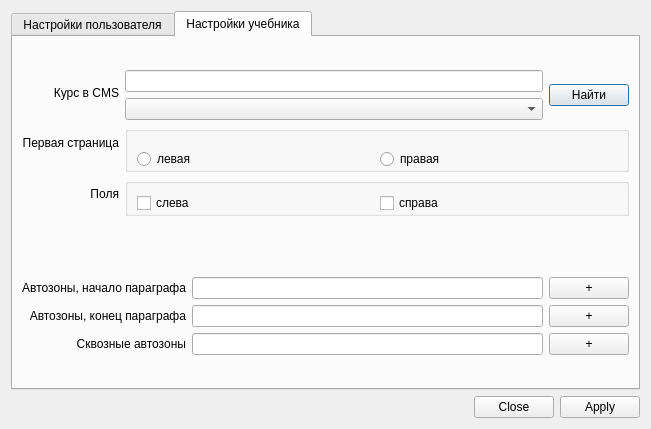
First picture: the form in settings.ui, repository fernflower/pdf-sectioning, before the edit.
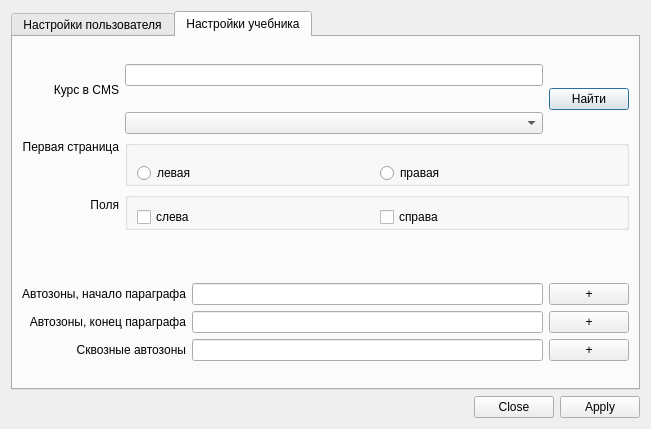
Second picture: the form after the edit. The open tabs and pages were chosen to show the change.

The edit to the form file:
```diff
--- a/settings.ui
+++ b/settings.ui
@@ -278,6 +278,13 @@
                  </property>
                 </widget>
                </item>
+               <item>
+                <widget class="QLabel" name="label_9">
+                 <property name="text">
+                  <string/>
+                 </property>
+                </widget>
+               </item>
                <item>
                 <widget class="QComboBox" name="searchResults_combo"/>
                </item>
```
Left out of the diff: 5 changed lines with no effect on the pictures.
